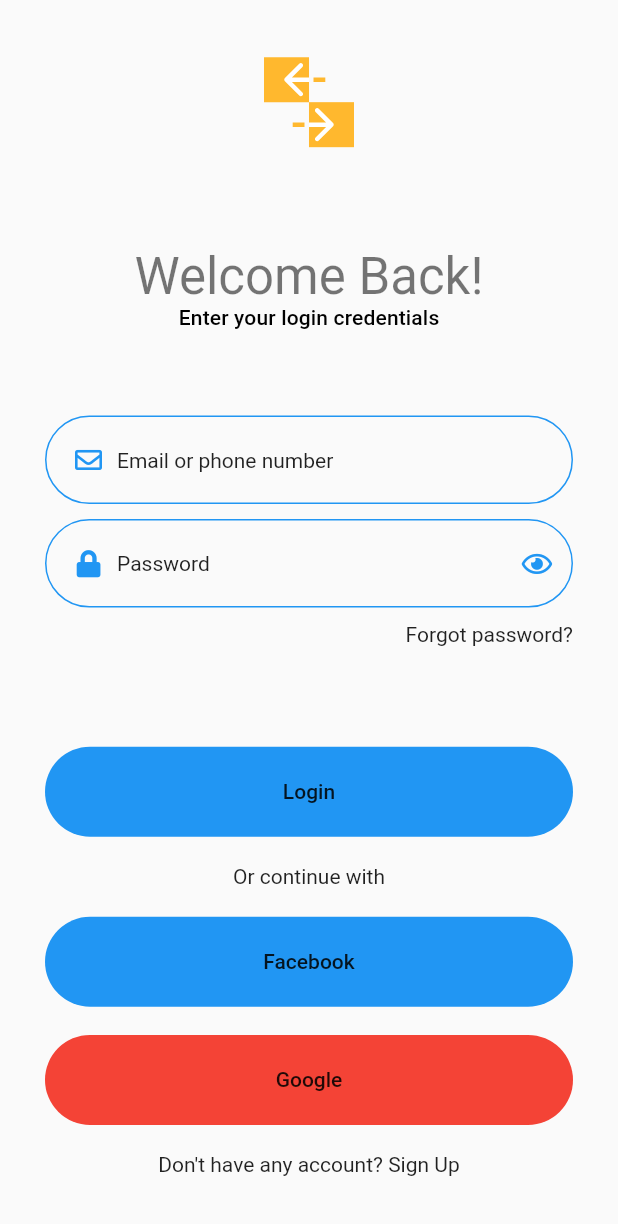
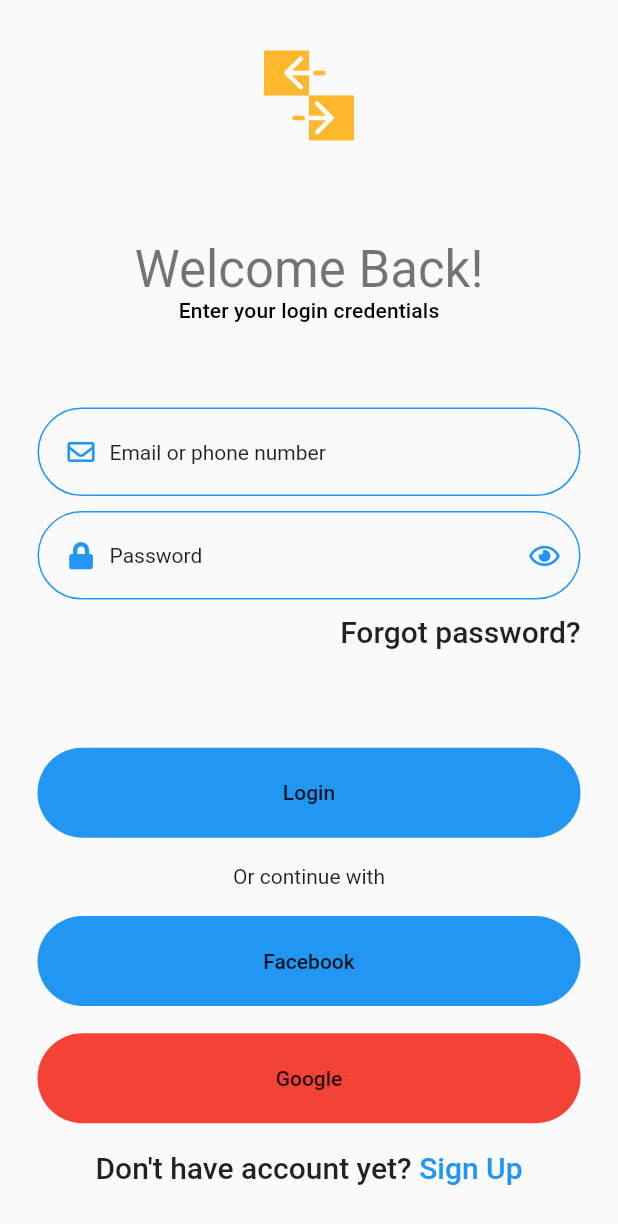
Before and after one commit to gitananun/barter-app, a Flutter app: the LoginScreen screen opened directly, on a phone screen of 412 x 824 dp. Shown: the top 1224 px of the screen. Run offline on Flutter 3.47's test engine with Material 2 defaults, Android fonts, the phone set to English and light mode, and no system bars; our stand-ins replace device_preview, flutter_svg, font_awesome_flutter.

Commit message:
ListView improvements

```diff
--- a/lib/ui/mts_theme.dart
+++ b/lib/ui/mts_theme.dart
@@ -18,7 +18,7 @@
     headline3: TextStyle(color: primaryTextColor, fontWeight: FontWeight.w700, fontSize: 26),
     headline4: TextStyle(color: primaryTextColor, fontWeight: FontWeight.w700, fontSize: 24),
     headline5: TextStyle(color: secondaryTextColor, fontWeight: FontWeight.w500, fontSize: 22),
-    headline6: TextStyle(color: secondaryTextColor, fontWeight: FontWeight.w500, fontSize: 18),
+    headline6: TextStyle(color: primaryTextColor, fontWeight: FontWeight.w500, fontSize: 14),
     bodyText1: TextStyle(color: primaryTextColor, fontWeight: FontWeight.w400, fontSize: 14),
     bodyText2: TextStyle(color: secondaryTextColor, fontWeight: FontWeight.w400, fontSize: 14),
     subtitle1: TextStyle(color: primaryTextColor, fontWeight: FontWeight.w600, fontSize: 12),
@@ -32,7 +32,7 @@
     headline3: TextStyle(color: primaryTextColor, fontWeight: FontWeight.w700, fontSize: 36),
     headline4: TextStyle(color: primaryTextColor, fontWeight: FontWeight.w700, fontSize: 34),
     headline5: TextStyle(color: secondaryTextColor, fontWeight: FontWeight.w500, fontSize: 32),
-    headline6: TextStyle(color: secondaryTextColor, fontWeight: FontWeight.w500, fontSize: 30),
+    headline6: TextStyle(color: primaryTextColor, fontWeight: FontWeight.w500, fontSize: 30),
     bodyText1: TextStyle(color: primaryTextColor, fontWeight: FontWeight.w400, fontSize: 18),
     bodyText2: TextStyle(color: secondaryTextColor, fontWeight: FontWeight.w400, fontSize: 18),
     subtitle1: TextStyle(color: primaryTextColor, fontWeight: FontWeight.w600, fontSize: 16),
--- a/lib/ui/screens/auth/login/_sections/login_buttons_list.dart
+++ b/lib/ui/screens/auth/login/_sections/login_buttons_list.dart
@@ -1,4 +1,5 @@
 import 'package:barter/ui/shared_widgets/custom_flat_button.dart';
+import 'package:barter/ui/shared_widgets/list_view_with_column.dart';
 import 'package:flutter/material.dart';
 
 class LoginButtonsList extends StatelessWidget {
@@ -6,24 +7,22 @@
 
   @override
   Widget build(BuildContext context) {
-    return LayoutBuilder(
-      builder: (BuildContext context, BoxConstraints viewportConstraints) => SingleChildScrollView(
-        physics: BouncingScrollPhysics(),
-        child: ConstrainedBox(
-          constraints: BoxConstraints(minHeight: viewportConstraints.maxHeight),
-          child: Column(
-            mainAxisSize: MainAxisSize.min,
-            mainAxisAlignment: MainAxisAlignment.spaceAround,
-            children: <Widget>[
-              CustomFlatButton(primary: true, text: 'Login', minWidth: double.infinity),
-              Text('Or continue with'),
-              CustomFlatButton(text: 'Facebook', minWidth: double.infinity, color: Colors.blue),
-              CustomFlatButton(text: 'Google', minWidth: double.infinity, color: Colors.red),
-              Text('Don\'t have any account? Sign Up')
-            ],
+    final ThemeData _themeData = Theme.of(context);
+
+    return ListViewWithColumn(
+      children: <Widget>[
+        CustomFlatButton(primary: true, text: 'Login', minWidth: double.infinity),
+        Text('Or continue with'),
+        CustomFlatButton(text: 'Facebook', minWidth: double.infinity, color: Colors.blue),
+        CustomFlatButton(text: 'Google', minWidth: double.infinity, color: Colors.red),
+        RichText(
+          text: TextSpan(
+            text: 'Don\'t have account yet? ',
+            style: _themeData.textTheme.headline6,
+            children: <TextSpan>[TextSpan(text: 'Sign Up', style: TextStyle(color: _themeData.primaryColor))],
           ),
-        ),
-      ),
+        )
+      ],
     );
   }
 }
--- a/lib/ui/screens/auth/login/_sections/login_form_with_heading.dart
+++ b/lib/ui/screens/auth/login/_sections/login_form_with_heading.dart
@@ -1,5 +1,6 @@
 import 'package:barter/ui/screens/auth/_shared_widgets/auth_form_heading.dart';
 import 'package:barter/ui/screens/auth/login/_sections/login_form.dart';
+import 'package:barter/ui/shared_widgets/list_view_with_column.dart';
 import 'package:barter/ui/ui_helper.dart';
 import 'package:flutter/material.dart';
 
@@ -13,7 +14,9 @@
 
   @override
   Widget build(BuildContext context) {
-    return Column(
+    final ThemeData _themeData = Theme.of(context);
+
+    return ListViewWithColumn(
       mainAxisAlignment: MainAxisAlignment.spaceEvenly,
       children: [
         AuthFormHeading(title: _headingInfo['title'], subtitle: _headingInfo['subtitle']),
@@ -21,7 +24,10 @@
           runSpacing: FormStyle.spacingBtwInputs,
           children: [
             LoginForm(),
-            Align(child: Text('Forgot password?'), alignment: Alignment.centerRight),
+            Align(
+              child: Text('Forgot password?', style: _themeData.textTheme.headline6),
+              alignment: Alignment.centerRight,
+            ),
           ],
         )
       ],
--- /dev/null
+++ b/lib/ui/shared_widgets/list_view_with_column.dart
@@ -0,0 +1,28 @@
+import 'package:flutter/material.dart';
+
+class ListViewWithColumn extends StatelessWidget {
+  const ListViewWithColumn({
+    Key key,
+    @required this.children,
+    this.mainAxisAlignment = MainAxisAlignment.spaceAround,
+  }) : super(key: key);
+  final List<Widget> children;
+  final MainAxisAlignment mainAxisAlignment;
+
+  @override
+  Widget build(BuildContext context) {
+    return LayoutBuilder(
+      builder: (BuildContext context, BoxConstraints viewportConstraints) => SingleChildScrollView(
+        physics: BouncingScrollPhysics(),
+        child: ConstrainedBox(
+          constraints: BoxConstraints(minHeight: viewportConstraints.maxHeight),
+          child: Column(
+            mainAxisSize: MainAxisSize.min,
+            mainAxisAlignment: mainAxisAlignment,
+            children: children,
+          ),
+        ),
+      ),
+    );
+  }
+}
--- a/lib/ui/ui_helper.dart
+++ b/lib/ui/ui_helper.dart
@@ -4,7 +4,7 @@
 
 @immutable
 class SharedStyle {
-  static const EdgeInsets contentPadding = EdgeInsets.symmetric(horizontal: 30, vertical: 30);
+  static const EdgeInsets contentPadding = EdgeInsets.symmetric(horizontal: 25, vertical: 25);
 }
 
 class FormStyle {
@@ -19,7 +19,6 @@
 class CustomButtonStyle {
   static flatButtonHeight(BuildContext context) {
     double height;
-
     switch (DeviceScreenHelper.getDeviceScreenSize(context)) {
       case DeviceScreenSize.Large:
         height = 70;
```
